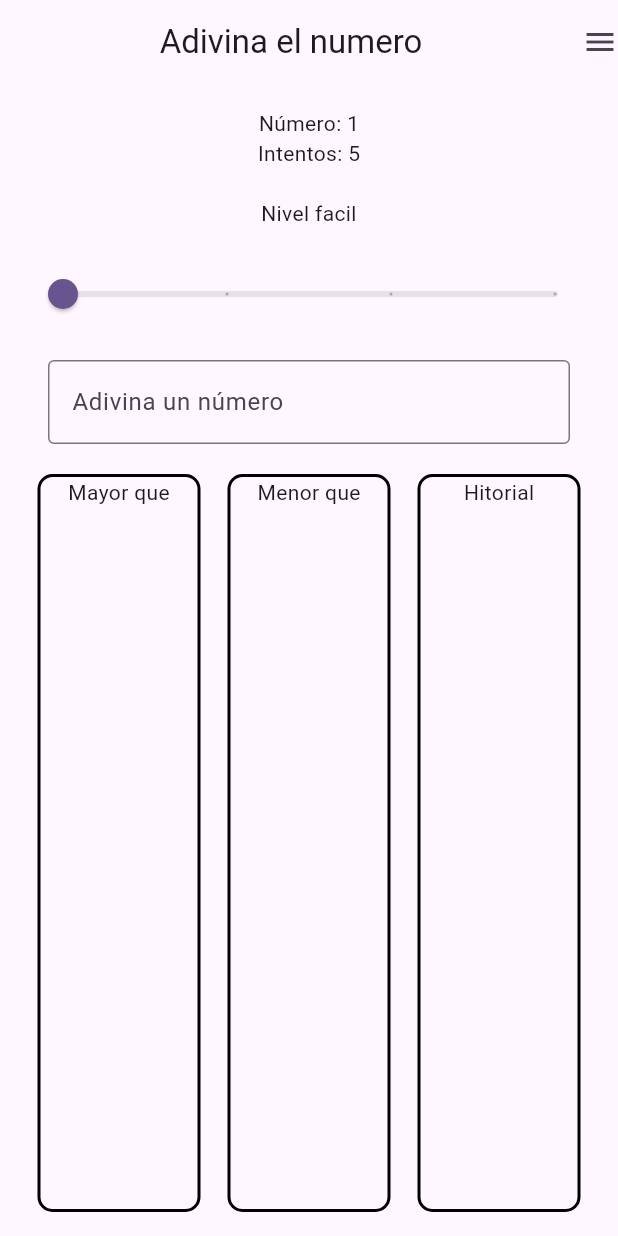
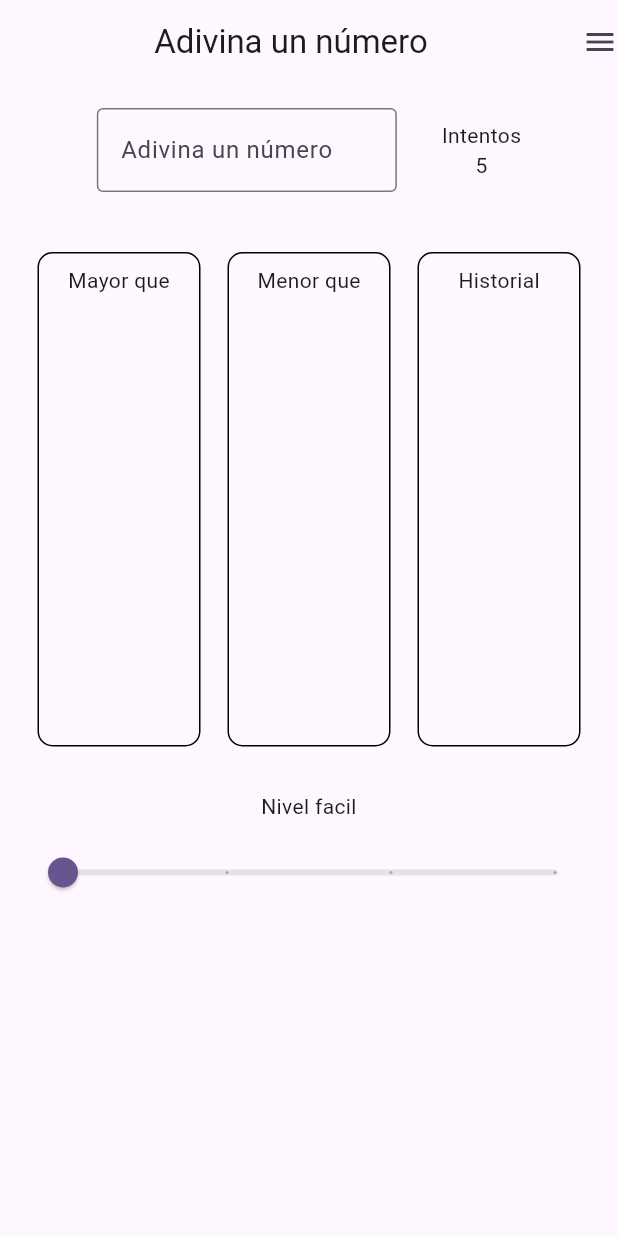
Before and after one commit to jean02dev/AdivinaElNumeroDesafio, a Flutter app: the screen it shows after launch, on a phone screen of 412 x 824 dp. Run offline on Flutter 3.47's test engine with Material 3 defaults, Android fonts, the light colour scheme and no system bars; our stand-ins replace flutter_riverpod, riverpod_annotation; generated files the repository leaves out were written again.

Commit message:
Separacion de los widgets del game screen a componentes independientes

```diff
--- a/lib/domain/entities/game_entity.dart
+++ b/lib/domain/entities/game_entity.dart
@@ -7,6 +7,7 @@ class GameEntity {
   final List<int> higherNumbers;
   final List<int> lowerNumbers;
   final List<int> history;
+  final bool isGameWon;
 
   GameEntity({
     required this.level,
@@ -15,6 +16,7 @@ class GameEntity {
     this.higherNumbers = const [],
     this.lowerNumbers = const [],
     this.history = const [],
+    this.isGameWon = false,
   });
 
   GameEntity copyWith({
@@ -24,6 +26,7 @@ class GameEntity {
     List<int>? higherNumbers,
     List<int>? lowerNumbers,
     List<int>? history,
+    bool? isGameWon,
   }) {
     return GameEntity(
       level: level ?? this.level,
@@ -32,6 +35,7 @@ class GameEntity {
       higherNumbers: higherNumbers ?? this.higherNumbers,
       lowerNumbers: lowerNumbers ?? this.lowerNumbers,
       history: history ?? this.history,
+      isGameWon: isGameWon ?? this.isGameWon,
     );
   }
 }
--- a/lib/domain/providers/game_providers.dart
+++ b/lib/domain/providers/game_providers.dart
@@ -11,11 +11,13 @@ class GameProviders extends _$GameProviders {
   @override
   GameEntity build() {
     Level level = Level.facil;
+
     return GameEntity(
-        level: Level.facil,
-        targetNumber: _generateNumber(level),
-        attempts: _attemptsForLevel(level),
-        history: []);
+      level: Level.facil,
+      targetNumber: _generateNumber(level),
+      attempts: _attemptsForLevel(level),
+      history: [],
+    );
   }
 
   void updateLevel(Level newLevel) {
@@ -25,6 +27,7 @@ class GameProviders extends _$GameProviders {
       attempts: _attemptsForLevel(newLevel),
       higherNumbers: [],
       lowerNumbers: [],
+      isGameWon: false,
     );
   }
 
@@ -46,11 +49,12 @@ class GameProviders extends _$GameProviders {
         history: [...state.history, state.targetNumber],
         targetNumber: _generateNumber(currentLevel),
         attempts: _attemptsForLevel(currentLevel),
-        higherNumbers: [...state.higherNumbers],
-        lowerNumbers: [...state.lowerNumbers],
+        higherNumbers: [],
+        lowerNumbers: [],
+        isGameWon: gameWon,
       );
     } else {
-      state = state.copyWith(attempts: remainingAttempts);
+      state = state.copyWith(attempts: remainingAttempts, isGameWon: gameWon);
     }
   }
 
--- a/lib/presentation/screens/game_screen.dart
+++ b/lib/presentation/screens/game_screen.dart
@@ -1,6 +1,9 @@
+import 'package:desafio_adivina_el_numero/domain/entities/game_entity.dart';
 import 'package:desafio_adivina_el_numero/domain/entities/levels_enum.dart';
 import 'package:desafio_adivina_el_numero/domain/providers/game_providers.dart';
 import 'package:desafio_adivina_el_numero/presentation/widgets/colum_values.dart';
+import 'package:desafio_adivina_el_numero/presentation/widgets/input_guess_number.dart';
+import 'package:desafio_adivina_el_numero/presentation/widgets/slide_values.dart'; // Importa el widget correctamente
 import 'package:flutter/material.dart';
 import 'package:flutter_riverpod/flutter_riverpod.dart';
 
@@ -9,52 +12,43 @@ class GameScreen extends ConsumerWidget {
 
   @override
   Widget build(BuildContext context, WidgetRef ref) {
-    final gameProvider = ref.watch(gameProvidersProvider);
-    final currentLevel = ref.watch(gameProvidersProvider).level;
-    final levels = Level.values;
+    final GameEntity gameProvider = ref.watch(gameProvidersProvider);
+    final Level currentLevel = ref.watch(gameProvidersProvider).level;
+    final List<Level> levels = Level.values;
     final TextEditingController numberController = TextEditingController();
 
     return Padding(
       padding: const EdgeInsets.all(16.0),
+      child: SingleChildScrollView(
         child: Column(
+          crossAxisAlignment: CrossAxisAlignment.center,
           children: [
-          Center(child: Text('Número: ${gameProvider.targetNumber}')),
-          Center(child: Text('Intentos: ${gameProvider.attempts}')),
-          SizedBox(height: 20),
-          Text('Nivel ${currentLevel.name}', textAlign: TextAlign.center),
-          SizedBox(height: 20),
-          Slider(
-            value: levels.indexOf(currentLevel).toDouble(),
-            min: 0,
-            max: levels.length - 1.toDouble(),
-            divisions: levels.length - 1,
-            label: currentLevel.toString().split('.').last,
-            onChanged: (value) {
-              final newLevel = levels[value.toInt()];
-              ref.read(gameProvidersProvider.notifier).updateLevel(newLevel);
-            },
-          ),
-          SizedBox(height: 20),
-          Padding(
-            padding: const EdgeInsets.symmetric(horizontal: 16.0),
-            child: TextField(
-              controller: numberController,
-              keyboardType: TextInputType.number,
-              decoration: InputDecoration(
+            Row(
+              mainAxisAlignment: MainAxisAlignment.center,
+              children: [
+                InputGuessNumber(
+                    numberController: numberController,
                     labelText: 'Adivina un número',
-                border: OutlineInputBorder(),
-              ),
                     onSubmitted: (value) {
                       int guessedNumber = int.tryParse(value) ?? 0;
                       ref
                           .read(gameProvidersProvider.notifier)
                           .guessNumber(guessedNumber);
-              },
+                    }),
+                SizedBox(width: 30),
+                Center(
+                  child: Column(
+                    mainAxisSize: MainAxisSize.min,
+                    children: [
+                      Text('Intentos'),
+                      Text('${gameProvider.attempts}'),
+                    ],
                   ),
                 ),
-          SizedBox(height: 20),
-          Expanded(
-            child: Row(
+              ],
+            ),
+            const SizedBox(height: 40),
+            Row(
               children: [
                 ColumValues(
                     headerText: 'Mayor que',
@@ -63,13 +57,30 @@ class GameScreen extends ConsumerWidget {
                     headerText: 'Menor que',
                     bodyText: gameProvider.higherNumbers),
                 ColumValues(
-                  headerText: 'Hitorial',
+                  headerText: 'Historial',
                   bodyText: gameProvider.history,
+                  isHistory: true,
+                  isGameWon: gameProvider.isGameWon,
                 )
               ],
             ),
+            SizedBox(height: 30),
+            Text('Nivel ${currentLevel.name}', textAlign: TextAlign.center),
+            SizedBox(height: 10),
+            SlideValues(
+                value: levels.indexOf(currentLevel).toDouble(),
+                min: 0,
+                max: levels.length - 1.toDouble(),
+                divisions: levels.length - 1,
+                label: currentLevel.name,
+                onChange: (value) {
+                  final newLevel = levels[value.toInt()];
+                  ref
+                      .read(gameProvidersProvider.notifier)
+                      .updateLevel(newLevel);
+                }),
+          ],
         ),
-        ],
       ),
     );
   }
--- a/lib/presentation/screens/home_screen.dart
+++ b/lib/presentation/screens/home_screen.dart
@@ -8,7 +8,7 @@ class HomeScreen extends StatelessWidget {
   Widget build(BuildContext context) {
     return Scaffold(
       appBar: AppBar(
-        title: Center(child: Text('Adivina el numero')),
+        title: Center(child: Text('Adivina un número')),
         actions: [Icon(Icons.menu)],
       ),
       body: GameScreen(),
--- a/lib/presentation/widgets/colum_values.dart
+++ b/lib/presentation/widgets/colum_values.dart
@@ -3,11 +3,15 @@ import 'package:flutter/material.dart';
 class ColumValues extends StatefulWidget {
   final String headerText;
   final List<int> bodyText;
+  final bool? isHistory;
+  final bool? isGameWon;
 
   const ColumValues({
     super.key,
     required this.headerText,
     required this.bodyText,
+    this.isHistory,
+    this.isGameWon,
   });
 
   @override
@@ -21,27 +25,41 @@ class _ColumValuesState extends State<ColumValues> {
       child: Padding(
         padding: const EdgeInsets.symmetric(horizontal: 9.0),
         child: Container(
+          height: MediaQuery.of(context).size.height * 0.4,
           decoration: BoxDecoration(
-            border: Border.all(color: Colors.black, width: 2),
+            border: Border.all(color: Colors.black, width: 1),
             borderRadius: BorderRadius.circular(10),
           ),
           child: Column(
+            crossAxisAlignment: CrossAxisAlignment.center,
             children: [
-              Text(widget.headerText),
+              Padding(
+                padding: const EdgeInsets.all(8.0),
+                child: Text(widget.headerText),
+              ),
               Expanded(
                 child: widget.bodyText.isNotEmpty
                     ? ListView.builder(
                         itemCount: widget.bodyText.length,
                         itemBuilder: (context, index) {
-                            return Center(
-                              child: Container(
+                          return Container(
                             padding: EdgeInsets.symmetric(vertical: 2),
-                                child: Text(widget.bodyText[index].toString()),
+                            child: Text(
+                              widget.bodyText[index].toString(),
+                              textAlign: TextAlign.center,
+                              style: widget.isHistory == true
+                                  ? TextStyle(
+                                      color: widget.isHistory == true &&
+                                              widget.isGameWon == true
+                                          ? Colors.green
+                                          : Colors.red)
+                                  : TextStyle(color: Colors.black),
                             ),
                           );
                         },
                       )
-                      : Container()),
+                    : Container(),
+              ),
             ],
           ),
         ),
--- /dev/null
+++ b/lib/presentation/widgets/input_guess_number.dart
@@ -0,0 +1,38 @@
+import 'package:flutter/material.dart';
+
+class InputGuessNumber extends StatefulWidget {
+  final TextEditingController numberController;
+  final String labelText;
+  final ValueChanged<String> onSubmitted;
+
+  const InputGuessNumber(
+      {super.key,
+      required this.numberController,
+      required this.labelText,
+      required this.onSubmitted});
+
+  @override
+  State<InputGuessNumber> createState() => _InputGuessNumberState();
+}
+
+class _InputGuessNumberState extends State<InputGuessNumber> {
+  @override
+  Widget build(BuildContext context) {
+    return Center(
+      child: SizedBox(
+        width: 200,
+        child: TextField(
+          controller: widget.numberController,
+          keyboardType: TextInputType.number,
+          decoration: InputDecoration(
+            labelText: widget.labelText,
+            border: OutlineInputBorder(),
+          ),
+          onSubmitted: (value) {
+            widget.onSubmitted(value);
+          },
+        ),
+      ),
+    );
+  }
+}
--- /dev/null
+++ b/lib/presentation/widgets/slide_values.dart
@@ -0,0 +1,38 @@
+import 'package:flutter/material.dart';
+
+class SlideValues extends StatefulWidget {
+  final double value;
+  final double min;
+  final double max;
+  final int divisions;
+  final String label;
+  final ValueChanged<double> onChange;
+
+  const SlideValues(
+      {super.key,
+      required this.value,
+      required this.min,
+      required this.max,
+      required this.label,
+      required this.onChange,
+      required this.divisions});
+
+  @override
+  State<SlideValues> createState() => _SlideValuesState();
+}
+
+class _SlideValuesState extends State<SlideValues> {
+  @override
+  Widget build(BuildContext context) {
+    return Slider(
+      value: widget.value,
+      min: widget.min,
+      max: widget.max,
+      divisions: widget.divisions,
+      label: widget.label,
+      onChanged: (double newValue) {
+        widget.onChange(newValue);
+      },
+    );
+  }
+}
```
Also changed, not shown: lib/domain/providers/game_providers.g.dart. Lines whose indentation alone changed are shown as unchanged.
